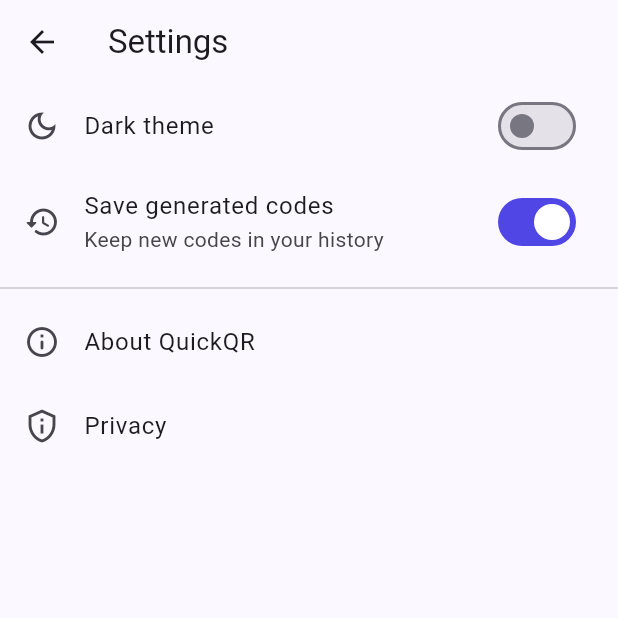
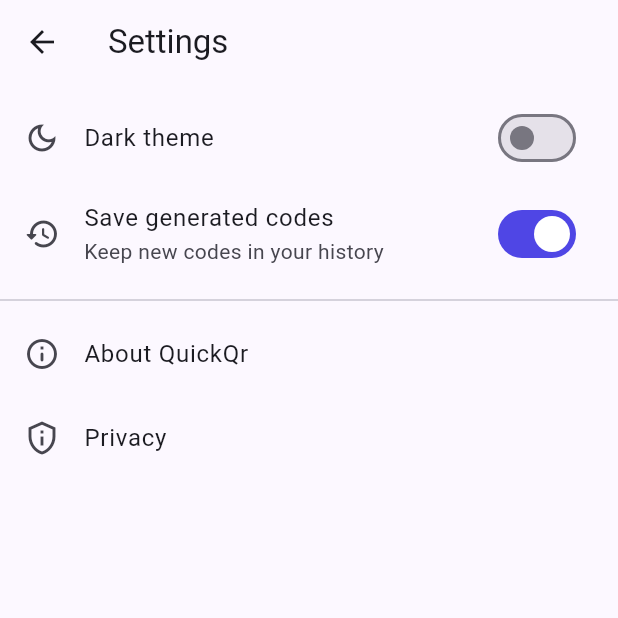
Before and after one commit to DuminduMalinga/QuickQR, a Flutter app: the screen it shows after launch, after a tap on "Generate QR Code", after a tap on the "settings" icon, on a phone screen of 412 x 824 dp, the top half of it. Run offline on Flutter 3.47's test engine with Material 3 defaults, Android fonts, the phone set to English and light mode, and no system bars; our stand-ins replace qr_flutter, share_plus, shared_preferences; missing offline and left inert: gal.

Commit message:
Refresh app branding and QR input UX
Updates QuickQr branding, icons, platform metadata, and theme-aware system UI styling across supported platforms. Adds responsive layouts and QR preview sizing, validates and normalizes text, URLs, emails, and phone numbers, and introduces focused validator and responsive widget tests.

```diff
--- a/lib/main.dart
+++ b/lib/main.dart
@@ -1,4 +1,5 @@
 import 'package:flutter/material.dart';
+import 'package:flutter/services.dart';
 
 import 'models/app_settings.dart';
 import 'screens/splash_page.dart';
@@ -50,11 +51,29 @@ class QuickQrApp extends StatelessWidget {
     return ValueListenableBuilder<ThemeMode>(
       valueListenable: themeMode,
       builder: (context, mode, _) => MaterialApp(
-        title: 'QuickQR',
+        title: 'QuickQr',
         debugShowCheckedModeBanner: false,
         theme: _theme(_lightScheme),
         darkTheme: _theme(_darkScheme),
         themeMode: mode,
+        builder: (context, child) {
+          // Match status bar icons to the app theme, not the system theme.
+          final dark = Theme.of(context).brightness == Brightness.dark;
+          return AnnotatedRegion<SystemUiOverlayStyle>(
+            value: SystemUiOverlayStyle(
+              statusBarColor: Colors.transparent,
+              statusBarIconBrightness: dark
+                  ? Brightness.light
+                  : Brightness.dark,
+              statusBarBrightness: dark ? Brightness.dark : Brightness.light,
+              systemNavigationBarColor: Theme.of(context).colorScheme.surface,
+              systemNavigationBarIconBrightness: dark
+                  ? Brightness.light
+                  : Brightness.dark,
+            ),
+            child: child!,
+          );
+        },
         home: const SplashPage(),
       ),
     );
--- a/lib/screens/history_page.dart
+++ b/lib/screens/history_page.dart
@@ -2,6 +2,7 @@ import 'package:flutter/material.dart';
 
 import '../models/qr_item.dart';
 import '../widgets/qr_tile.dart';
+import '../widgets/responsive.dart';
 import 'result_page.dart';
 import 'share_page.dart';
 
@@ -56,6 +57,7 @@ class HistoryPage extends StatelessWidget {
             );
           }
           return ListView.separated(
+            padding: responsivePadding(context, vertical: 8),
             itemCount: items.length,
             separatorBuilder: (_, _) => const Divider(height: 1),
             itemBuilder: (context, i) {
--- a/lib/screens/home_page.dart
+++ b/lib/screens/home_page.dart
@@ -2,7 +2,9 @@ import 'package:flutter/material.dart';
 
 import '../models/app_settings.dart';
 import '../models/qr_item.dart';
+import '../services/validators.dart';
 import '../widgets/qr_tile.dart';
+import '../widgets/responsive.dart';
 import 'history_page.dart';
 import 'result_page.dart';
 import 'settings_page.dart';
@@ -23,6 +25,13 @@ class _HomePageState extends State<HomePage> {
     TextInputType.phone,
   ];
 
+  static const _hints = [
+    'Any text',
+    'example.com or https://example.com',
+    'name@example.com',
+    '+94 77 123 4567',
+  ];
+
   final _controller = TextEditingController();
   int _type = 0;
   String? _error;
@@ -34,14 +43,14 @@ class _HomePageState extends State<HomePage> {
   }
 
   void _generate() {
-    final text = _controller.text.trim();
-    if (text.isEmpty) {
-      setState(() => _error = 'Enter something to encode');
+    final input = validateQrInput(_types[_type], _controller.text);
+    if (!input.isValid) {
+      setState(() => _error = input.error);
       return;
     }
     setState(() => _error = null);
     final item = QrItem(
-      data: text,
+      data: input.data!,
       type: _types[_type],
       createdAt: DateTime.now(),
     );
@@ -64,7 +73,7 @@ class _HomePageState extends State<HomePage> {
             Icon(Icons.qr_code_2_rounded, color: scheme.primary, size: 30),
             const SizedBox(width: 8),
             const Text(
-              'QuickQR',
+              'QuickQr',
               style: TextStyle(fontWeight: FontWeight.w800),
             ),
           ],
@@ -82,8 +91,7 @@ class _HomePageState extends State<HomePage> {
           ),
         ],
       ),
-      body: ListView(
-        padding: const EdgeInsets.all(24),
+      body: ResponsiveList(
         children: [
           Text(
             'Create QR codes in seconds.',
@@ -97,7 +105,10 @@ class _HomePageState extends State<HomePage> {
                 ChoiceChip(
                   label: Text(_types[i]),
                   selected: _type == i,
-                  onSelected: (_) => setState(() => _type = i),
+                  onSelected: (_) => setState(() {
+                    _type = i;
+                    _error = null;
+                  }),
                 ),
             ],
           ),
@@ -109,9 +120,13 @@ class _HomePageState extends State<HomePage> {
             keyboardType: _keyboards[_type],
             decoration: InputDecoration(
               labelText: '${_types[_type]} to encode',
+              hintText: _hints[_type],
               errorText: _error,
               border: const OutlineInputBorder(),
             ),
+            onChanged: (_) {
+              if (_error != null) setState(() => _error = null);
+            },
             onSubmitted: (_) => _generate(),
           ),
           const SizedBox(height: 16),
--- a/lib/screens/settings_page.dart
+++ b/lib/screens/settings_page.dart
@@ -1,6 +1,7 @@
 import 'package:flutter/material.dart';
 
 import '../models/app_settings.dart';
+import '../widgets/responsive.dart';
 
 class SettingsPage extends StatelessWidget {
   const SettingsPage({super.key});
@@ -9,7 +10,9 @@ class SettingsPage extends StatelessWidget {
   Widget build(BuildContext context) {
     return Scaffold(
       appBar: AppBar(title: const Text('Settings')),
-      body: ListView(
+      body: ResponsiveList(
+        vertical: 8,
+        minHorizontal: 0,
         children: [
           ValueListenableBuilder<ThemeMode>(
             valueListenable: themeMode,
@@ -34,10 +37,10 @@ class SettingsPage extends StatelessWidget {
           const Divider(),
           ListTile(
             leading: const Icon(Icons.info_outline_rounded),
-            title: const Text('About QuickQR'),
+            title: const Text('About QuickQr'),
             onTap: () => showAboutDialog(
               context: context,
-              applicationName: 'QuickQR',
+              applicationName: 'QuickQr',
               applicationVersion: '1.0.0',
               children: const [Text('Create, save and share QR codes.')],
             ),
@@ -50,7 +53,7 @@ class SettingsPage extends StatelessWidget {
               builder: (context) => AlertDialog(
                 title: const Text('Privacy'),
                 content: const Text(
-                  'QuickQR works on your device. The text you encode is not '
+                  'QuickQr works on your device. The text you encode is not '
                   'uploaded or collected.',
                 ),
                 actions: [
--- a/lib/screens/splash_page.dart
+++ b/lib/screens/splash_page.dart
@@ -1,6 +1,7 @@
 import 'dart:math' as math;
 
 import 'package:flutter/material.dart';
+import 'package:flutter/services.dart';
 
 import '../theme/app_colors.dart';
 import 'home_page.dart';
@@ -42,6 +43,18 @@ class _SplashPageState extends State<SplashPage>
   Widget build(BuildContext context) {
     if (_isComplete) return const HomePage();
 
+    // The splash is always dark, so keep status bar icons light here.
+    return AnnotatedRegion<SystemUiOverlayStyle>(
+      value: const SystemUiOverlayStyle(
+        statusBarColor: Colors.transparent,
+        statusBarIconBrightness: Brightness.light,
+        statusBarBrightness: Brightness.dark,
+      ),
+      child: _buildScaffold(),
+    );
+  }
+
+  Widget _buildScaffold() {
     return Scaffold(
       body: AnimatedBuilder(
         animation: _controller,
@@ -72,7 +85,7 @@ class _SplashPageState extends State<SplashPage>
                           opacity: _textOpacity(value),
                           duration: const Duration(milliseconds: 180),
                           child: const Text(
-                            'QuickQR',
+                            'QuickQr',
                             style: TextStyle(
                               color: Colors.white,
                               fontSize: 34,
--- /dev/null
+++ b/lib/services/validators.dart
@@ -0,0 +1,61 @@
+const maxQrLength = 1000;
+
+/// Outcome of checking user input: either the string to encode or an error.
+class QrInput {
+  const QrInput.ok(String this.data) : error = null;
+  const QrInput.error(String this.error) : data = null;
+
+  final String? data;
+  final String? error;
+
+  bool get isValid => error == null;
+}
+
+final _emailPattern = RegExp(r'^[^\s@]+@[^\s@]+\.[^\s@]{2,}$');
+final _phoneChars = RegExp(r'^\+?[\d\s\-().]+$');
+
+/// Validates [raw] for [type] (Text, URL, Email, Phone) and returns the
+/// normalized payload: bare URLs get https://, emails get mailto:, phone
+/// numbers get tel: so scanners open the right app.
+QrInput validateQrInput(String type, String raw) {
+  final text = raw.trim();
+  if (text.isEmpty) return const QrInput.error('Enter something to encode');
+  if (text.length > maxQrLength) {
+    return const QrInput.error('Too long (max $maxQrLength characters)');
+  }
+
+  switch (type) {
+    case 'URL':
+      return _url(text);
+    case 'Email':
+      return _emailPattern.hasMatch(text)
+          ? QrInput.ok('mailto:$text')
+          : const QrInput.error('Enter a valid email address');
+    case 'Phone':
+      final digits = text.replaceAll(RegExp(r'\D'), '');
+      final valid =
+          _phoneChars.hasMatch(text) &&
+          digits.length >= 7 &&
+          digits.length <= 15;
+      return valid
+          ? QrInput.ok('tel:${text.startsWith('+') ? '+' : ''}$digits')
+          : const QrInput.error('Enter a valid phone number (7-15 digits)');
+    default:
+      return QrInput.ok(text);
+  }
+}
+
+QrInput _url(String text) {
+  if (text.contains(RegExp(r'\s'))) {
+    return const QrInput.error('URL cannot contain spaces');
+  }
+  final hasScheme = RegExp(r'^[a-zA-Z][a-zA-Z0-9+.\-]*://').hasMatch(text);
+  final uri = Uri.tryParse(hasScheme ? text : 'https://$text');
+  final host = uri?.host ?? '';
+  final okScheme =
+      uri != null && (uri.scheme == 'http' || uri.scheme == 'https');
+  final okHost =
+      host == 'localhost' || RegExp(r'^[^.]+(\.[^.]+)+$').hasMatch(host);
+  if (!okScheme || !okHost) return const QrInput.error('Enter a valid URL');
+  return QrInput.ok(uri.toString());
+}
--- /dev/null
+++ b/lib/widgets/responsive.dart
@@ -0,0 +1,48 @@
+import 'dart:math' as math;
+
+import 'package:flutter/material.dart';
+
+const _maxContentWidth = 560.0;
+
+/// Page padding that keeps content in a centered column on wide screens.
+EdgeInsets responsivePadding(
+  BuildContext context, {
+  double vertical = 24,
+  double minHorizontal = 24,
+}) {
+  final width = MediaQuery.sizeOf(context).width;
+  final horizontal = math.max(minHorizontal, (width - _maxContentWidth) / 2);
+  return EdgeInsets.symmetric(horizontal: horizontal, vertical: vertical);
+}
+
+/// QR size that fits the screen width and leaves room in landscape.
+double responsiveQrSize(BuildContext context, double preferred) {
+  final size = MediaQuery.sizeOf(context);
+  final limit = math.min(size.width - 48, size.height * 0.42);
+  return math.max(120, math.min(preferred, limit));
+}
+
+class ResponsiveList extends StatelessWidget {
+  const ResponsiveList({
+    super.key,
+    required this.children,
+    this.vertical = 24,
+    this.minHorizontal = 24,
+  });
+
+  final List<Widget> children;
+  final double vertical;
+  final double minHorizontal;
+
+  @override
+  Widget build(BuildContext context) {
+    return ListView(
+      padding: responsivePadding(
+        context,
+        vertical: vertical,
+        minHorizontal: minHorizontal,
+      ),
+      children: children,
+    );
+  }
+}
```
Also changed, not shown: lib/screens/result_page.dart (+8 -3 lines), lib/screens/save_page.dart (+8 -3 lines), lib/screens/share_page.dart (+8 -3 lines), pubspec.yaml (+21 -1 lines), assets/icon/icon.png (added), assets/icon/icon_foreground.png (added), pubspec.lock, 59 other files.
